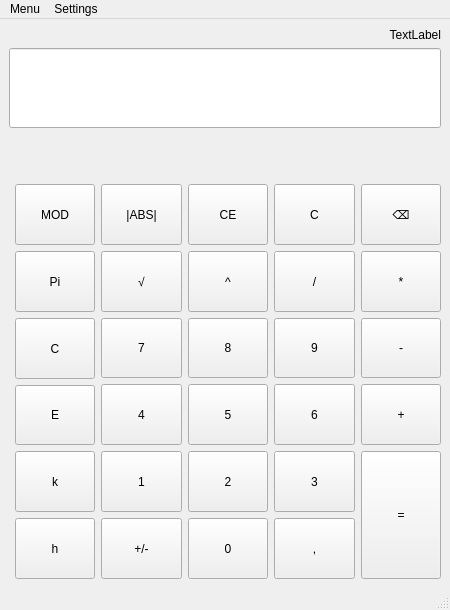
Jakub-Miko/IVS_Kalkulacka, file src/mainwindow.ui: the form before one commit.
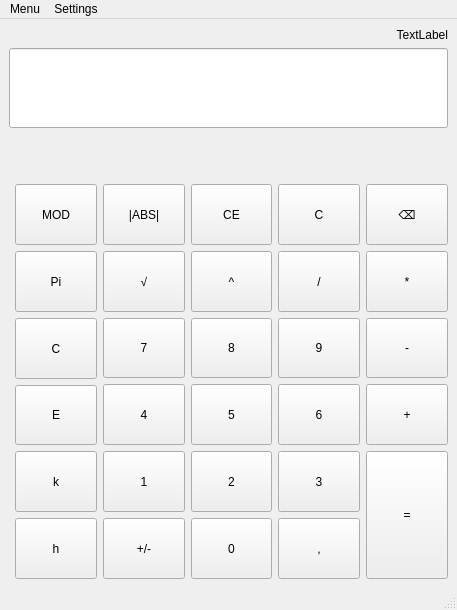
The form after the commit.

Commit message: Removed settings window

The edit to the form file:
```diff
--- a/src/mainwindow.ui
+++ b/src/mainwindow.ui
@@ -6,7 +6,7 @@
    <rect>
     <x>0</x>
     <y>0</y>
-    <width>450</width>
+    <width>457</width>
     <height>610</height>
    </rect>
   </property>
@@ -557,7 +557,7 @@
     <rect>
      <x>0</x>
      <y>0</y>
-     <width>450</width>
+     <width>457</width>
      <height>25</height>
     </rect>
    </property>
```
Left out of the diff: 6 changed lines with no effect on the pictures. The commit also changes 5 other files.
